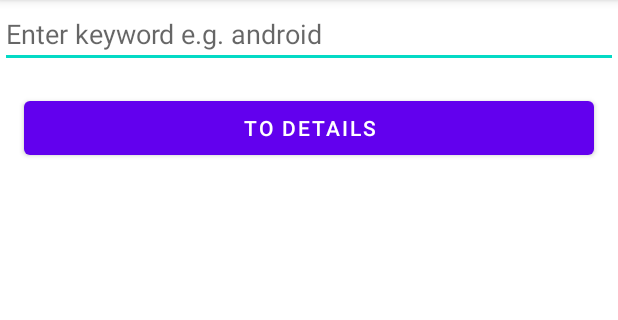
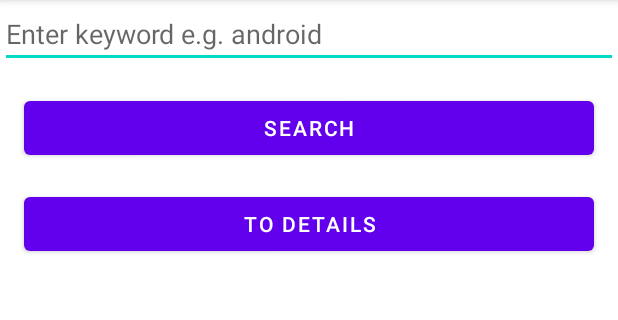
Before and after one commit to ArkHak/GBTestLessons, an Android app: the screen it shows after launch (MainActivity), on a phone screen of 412 x 824 dp, the part 84-404 px from its top. Run offline under Robolectric (Android 15) with nearby library versions, the phone set to English and light mode, and no system bars.

Commit message:
GBTestLesson5 ver. 0.5.2 -  избавился от Espresso в  методе test_SearchIsPositive(новая кнопка).

```diff
--- a/app/src/main/java/com/geekbrains/tests/view/search/MainActivity.kt
+++ b/app/src/main/java/com/geekbrains/tests/view/search/MainActivity.kt
@@ -38,8 +38,15 @@ class MainActivity : AppCompatActivity(), ViewSearchContract {
         toDetailsActivityButton.setOnClickListener {
             startActivity(DetailsActivity.getIntent(this, totalCount))
         }
+        setSearchButtonListener()
         setQueryListener()
         setRecyclerView()
+    }
+
+    private fun setSearchButtonListener() {
+        searchButton.setOnClickListener {
+            presenter.searchGitHub(searchButton.text.toString())
+        }
     }
 
     private fun setRecyclerView() {
--- a/app/src/main/res/layout/activity_main.xml
+++ b/app/src/main/res/layout/activity_main.xml
@@ -28,12 +28,20 @@
         app:layout_constraintTop_toTopOf="parent" />
 
     <Button
+        android:id="@+id/searchButton"
+        android:layout_width="match_parent"
+        android:layout_height="wrap_content"
+        android:layout_margin="@dimen/margin"
+        android:text="@string/search_button_text"
+        app:layout_constraintTop_toBottomOf="@id/searchEditText" />
+
+    <Button
         android:id="@+id/toDetailsActivityButton"
         android:layout_width="match_parent"
         android:layout_height="wrap_content"
         android:layout_margin="@dimen/margin"
         android:text="@string/to_details"
-        app:layout_constraintTop_toBottomOf="@id/searchEditText" />
+        app:layout_constraintTop_toBottomOf="@id/searchButton" />
 
     <TextView
         android:id="@+id/totalCountTextView"
--- a/app/src/main/res/values/strings.xml
+++ b/app/src/main/res/values/strings.xml
@@ -8,4 +8,5 @@
     <string name="decrement_text">-</string>
     <string name="increment_text">+</string>
     <string name="to_details">to details</string>
+    <string name="search_button_text">Search</string>
 </resources>
```
Also changed, not shown: 1 other file.
